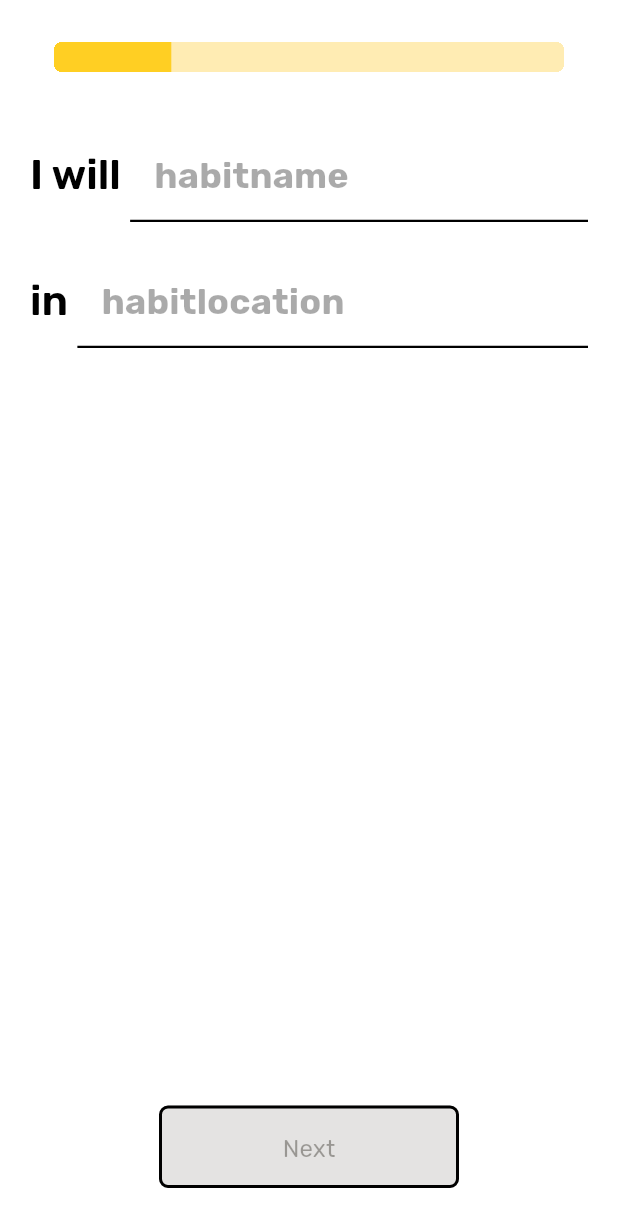
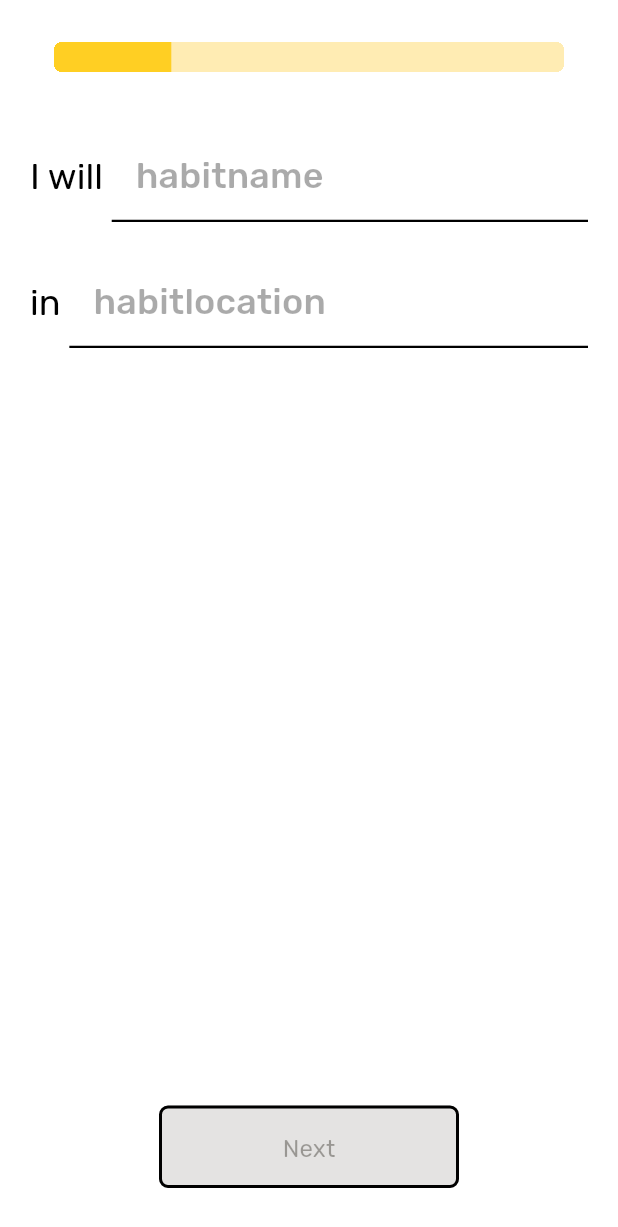
Before and after one commit to MayurSMahajan/transformX, a Flutter app: the screen it shows after launch, after a tap on "new habit", on a phone screen of 412 x 824 dp. Shown: the top 1227 px of the screen. Run offline on Flutter 3.47's test engine with Material 2 defaults, Android fonts, the phone set to English and light mode, and no system bars; our stand-ins replace bloc, equatable, flutter_bloc, formz, freezed_annotation, go_router; generated files the repository leaves out were written again.

Commit message:
refactor: new font to existing ui

```diff
--- a/lib/home_page/widgets/home_content.dart
+++ b/lib/home_page/widgets/home_content.dart
@@ -36,7 +36,7 @@ class HabitListContainer extends StatelessWidget {
         const VSpace(),
         Text(
           'habits',
-          style: Theme.of(context).textTheme.displaySmall,
+          style: Theme.of(context).textTheme.headlineSmall,
         ),
         const VSpace(),
         const Row(
@@ -176,7 +176,7 @@ class DailyStreakContainer extends StatelessWidget {
         color: Theme.of(context).canvasColor,
       ),
       child: const Padding(
-        padding: EdgeInsets.all(20),
+        padding: EdgeInsets.all(16),
         child: Row(
           mainAxisAlignment: MainAxisAlignment.spaceEvenly,
           children: [
@@ -214,9 +214,17 @@ class DailyStreakCard extends StatelessWidget {
         ),
         const VSpace(),
         if (isActive)
-          Image.asset('assets/icons/streak_active.png')
+          Image.asset(
+            'assets/icons/streak_active.png',
+            width: 28,
+            height: 28,
+          )
         else
-          Image.asset('assets/icons/streak_inactive.png')
+          Image.asset(
+            'assets/icons/streak_inactive.png',
+            width: 28,
+            height: 28,
+          )
       ],
     );
   }
@@ -229,7 +237,7 @@ class GreetingContainer extends StatelessWidget {
   Widget build(BuildContext context) {
     return Text(
       'good morning',
-      style: Theme.of(context).textTheme.displayMedium,
+      style: Theme.of(context).textTheme.headlineSmall,
     );
   }
 }
--- a/lib/new_habit/widgets/habit_complete_form.dart
+++ b/lib/new_habit/widgets/habit_complete_form.dart
@@ -15,7 +15,7 @@ class HabitCompleteForm extends StatelessWidget {
           const VSpace(),
           Text(
             'Great\n Remember true change begins within',
-            style: Theme.of(context).textTheme.displaySmall,
+            style: Theme.of(context).textTheme.headlineSmall,
           ),
           const Expanded(child: SizedBox()),
           const VSpace(),
--- a/lib/new_habit/widgets/habit_half_form.dart
+++ b/lib/new_habit/widgets/habit_half_form.dart
@@ -44,7 +44,7 @@ class _HabitRitualInput extends StatelessWidget {
           children: [
             Text(
               'i will do a 1-min ritual',
-              style: Theme.of(context).textTheme.displaySmall,
+              style: Theme.of(context).textTheme.headlineSmall,
             ),
             IconButton(
               onPressed: () {},
--- a/lib/new_habit/widgets/habit_initial_form.dart
+++ b/lib/new_habit/widgets/habit_initial_form.dart
@@ -38,7 +38,7 @@ class _HabitNameInput extends StatelessWidget {
       children: [
         Text(
           'I will ',
-          style: Theme.of(context).textTheme.displaySmall,
+          style: Theme.of(context).textTheme.headlineSmall,
         ),
         Expanded(
           child: BlocBuilder<NewHabitFormBloc, NewHabitFormState>(
@@ -72,7 +72,7 @@ class _HabitLocationInput extends StatelessWidget {
       children: [
         Text(
           'in ',
-          style: Theme.of(context).textTheme.displaySmall,
+          style: Theme.of(context).textTheme.headlineSmall,
         ),
         Expanded(
           child: BlocBuilder<NewHabitFormBloc, NewHabitFormState>(
--- a/lib/new_habit/widgets/habit_quarter_and_half_form.dart
+++ b/lib/new_habit/widgets/habit_quarter_and_half_form.dart
@@ -46,7 +46,7 @@ class _HabitShortRewardInput extends StatelessWidget {
           children: [
             Text(
               'i will reward myself',
-              style: Theme.of(context).textTheme.displaySmall,
+              style: Theme.of(context).textTheme.headlineSmall,
             ),
             IconButton(
               onPressed: () {},
@@ -91,7 +91,7 @@ class _HabitLongRewardInput extends StatelessWidget {
           children: [
             Text(
               'my long term reward',
-              style: Theme.of(context).textTheme.displaySmall,
+              style: Theme.of(context).textTheme.headlineSmall,
             ),
             IconButton(
               onPressed: () {},
--- a/lib/new_habit/widgets/habit_quarter_form.dart
+++ b/lib/new_habit/widgets/habit_quarter_form.dart
@@ -49,7 +49,7 @@ class _HabitMetricTitleInput extends StatelessWidget {
           children: [
             Text(
               'can be tracked in',
-              style: Theme.of(context).textTheme.displaySmall,
+              style: Theme.of(context).textTheme.headlineSmall,
             ),
             IconButton(
               onPressed: () {},
@@ -79,7 +79,7 @@ class _HabitMetricMinInput extends StatelessWidget {
       children: [
         Text(
           'min daily target',
-          style: Theme.of(context).textTheme.displaySmall,
+          style: Theme.of(context).textTheme.headlineSmall,
         ),
         BlocBuilder<NewHabitFormBloc, NewHabitFormState>(
           buildWhen: (previous, current) =>
@@ -113,7 +113,7 @@ class _HabitMetricIdealInput extends StatelessWidget {
       children: [
         Text(
           'ideal daily target',
-          style: Theme.of(context).textTheme.displaySmall,
+          style: Theme.of(context).textTheme.headlineSmall,
         ),
         BlocBuilder<NewHabitFormBloc, NewHabitFormState>(
           buildWhen: (previous, current) =>
--- a/lib/themes/app_text_styles.dart
+++ b/lib/themes/app_text_styles.dart
@@ -54,15 +54,15 @@ abstract class UITextStyle {
   /// Headline 4 Text Style
   static final TextStyle headline4 = _baseTextStyle.copyWith(
     fontSize: 24,
-    fontWeight: FontWeight.w700,
+    fontWeight: FontWeight.w500,
     height: 1.33,
   );
 
   /// Headline 5 Text Style
   static final TextStyle headline5 = _baseTextStyle.copyWith(
-    fontSize: 22,
-    fontWeight: FontWeight.normal,
-    height: 1.27,
+    fontSize: 24,
+    fontWeight: FontWeight.w400,
+    height: 1.35,
   );
 
   /// Headline 6 Text Style
@@ -75,6 +75,7 @@ abstract class UITextStyle {
   /// Subtitle 1 Text Style
   static final TextStyle subtitle1 = _baseTextStyle.copyWith(
     fontSize: 16,
+    fontWeight: FontWeight.w200,
     height: 1.5,
     letterSpacing: 0.1,
   );
```
